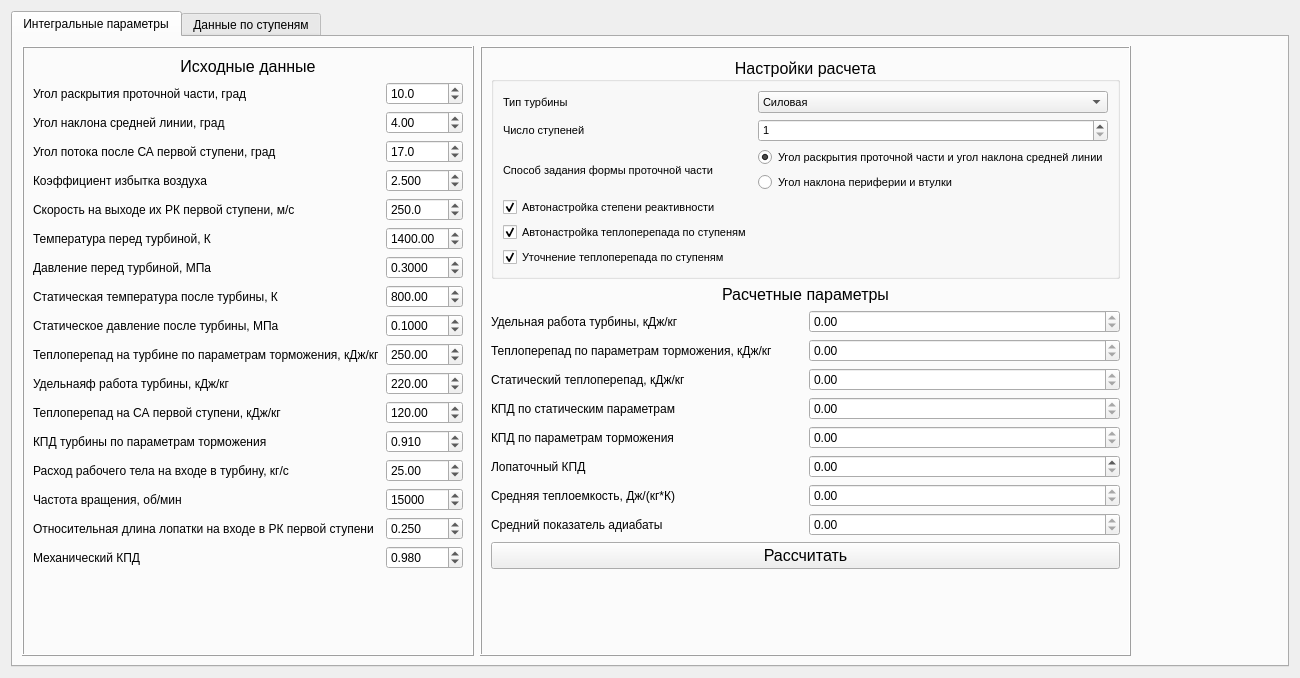
Before: the Qt Designer form gui/average_streamline/main_widget.ui in las-palmas1/turbine, drawn with Qt 5.
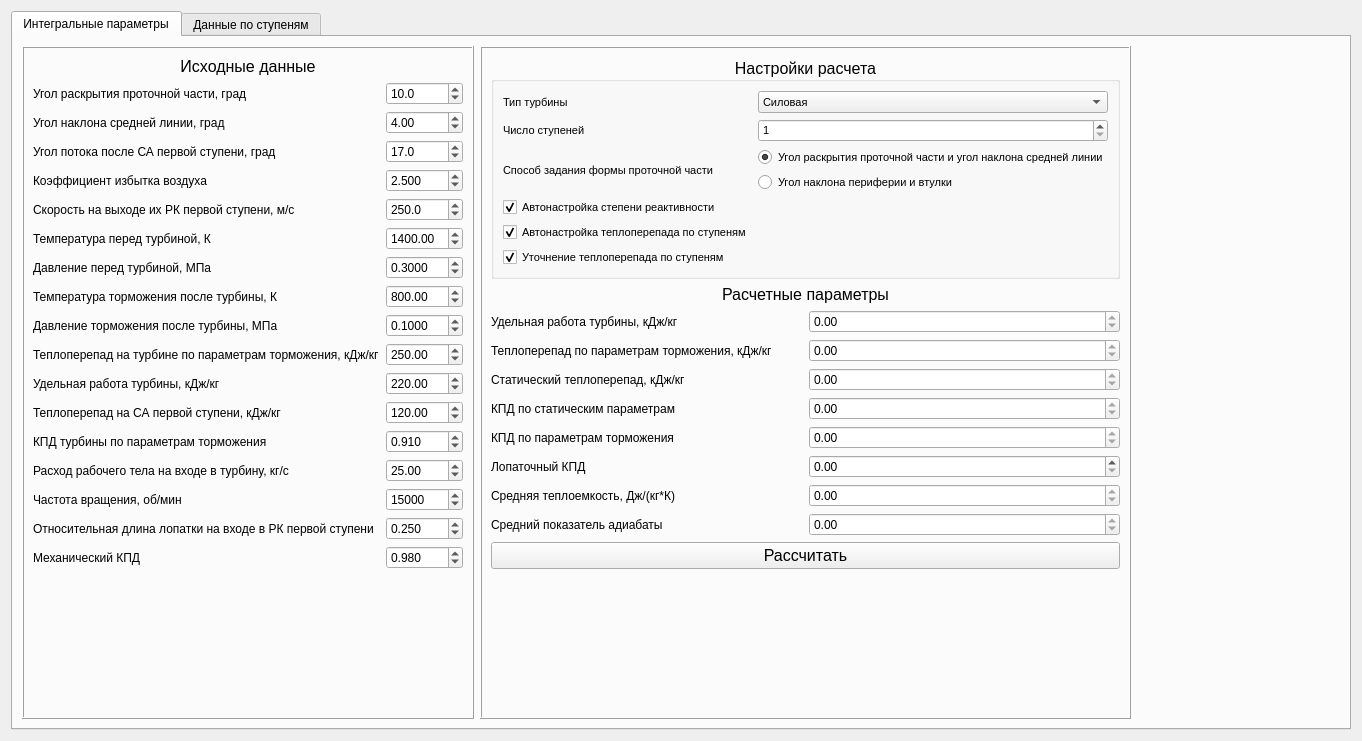
After: the same form once the commit is applied.

The edit to the form file:
```diff
--- a/gui/average_streamline/main_widget.ui
+++ b/gui/average_streamline/main_widget.ui
@@ -6,8 +6,8 @@
    <rect>
     <x>0</x>
     <y>0</y>
-    <width>1300</width>
-    <height>678</height>
+    <width>1362</width>
+    <height>741</height>
    </rect>
   </property>
   <property name="windowTitle">
@@ -74,7 +74,7 @@
             <item row="14" column="0">
              <widget class="QLabel" name="label_11">
               <property name="text">
-               <string>Статическое давление после турбины, МПа</string>
+               <string>Давление торможения после турбины, МПа</string>
               </property>
              </widget>
             </item>
@@ -118,7 +118,7 @@
             <item row="13" column="0">
              <widget class="QLabel" name="label_10">
               <property name="text">
-               <string>Статическая температура после турбины, К</string>
+               <string>Температура торможения после турбины, К</string>
               </property>
              </widget>
             </item>
@@ -442,7 +442,7 @@
             <item row="16" column="0">
              <widget class="QLabel" name="label">
               <property name="text">
-               <string>Удельнаяф работа турбины, кДж/кг</string>
+               <string>Удельная работа турбины, кДж/кг</string>
               </property>
              </widget>
             </item>
```
Left out of the diff: 4 changed lines with no effect on the pictures.
